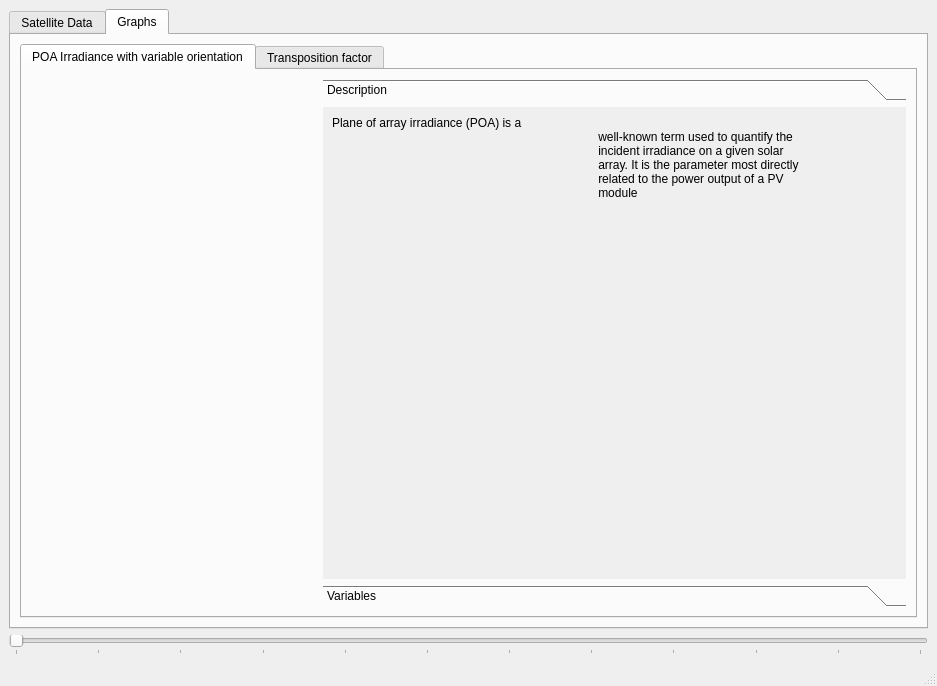
Apoorva64/mauritius-solar-pannel-placement-analysis, file src/visualization/main_window.ui: the form before one commit.
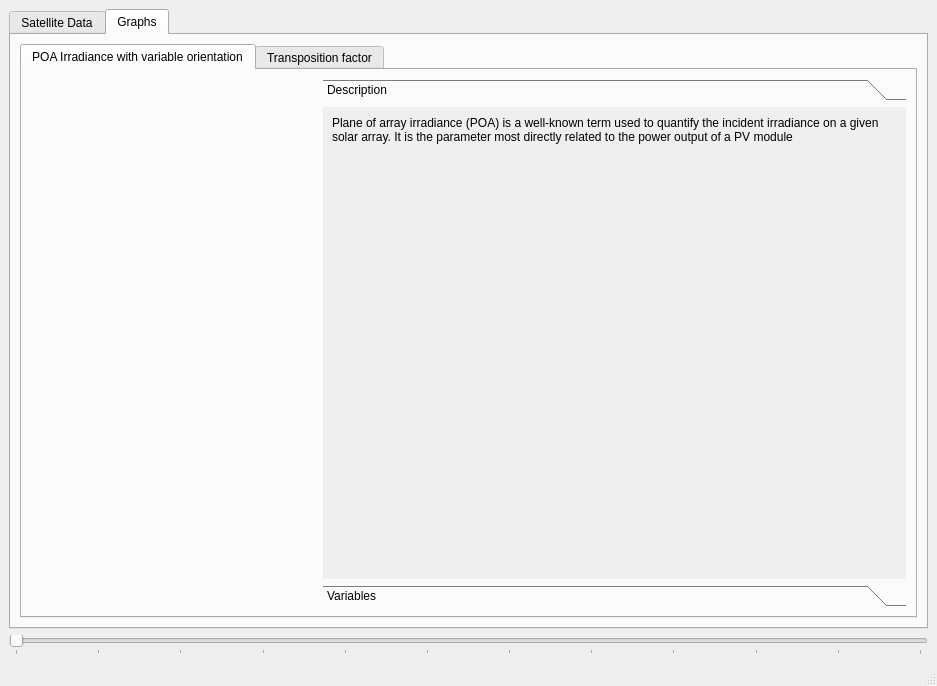
The form after the commit. The open tabs and pages were chosen to show the change. Custom widgets are drawn as their Qt base class.

Commit message: fix: typo in description

Patch:
```diff
--- a/src/visualization/main_window.ui
+++ b/src/visualization/main_window.ui
@@ -283,8 +283,8 @@
                                                                 <rect>
                                                                     <x>0</x>
                                                                     <y>0</y>
-                                                                    <width>82</width>
-                                                                    <height>390</height>
+                 <width>583</width>
+                 <height>415</height>
                                                                 </rect>
                                                             </property>
                                                             <attribute name="label">
@@ -301,12 +301,7 @@
                                                                             </sizepolicy>
                                                                         </property>
                                                                         <property name="text">
-                                                                            <string>Plane of array irradiance (POA) is a
-                                                                                well-known term used to quantify the
-                                                                                incident irradiance on a given solar
-                                                                                array. It is the parameter most directly
-                                                                                related to the power output of a PV
-                                                                                module
+                   <string>Plane of array irradiance (POA) is a well-known term used to quantify the incident irradiance on a given solar array. It is the parameter most directly related to the power output of a PV module
                                                                             </string>
                                                                         </property>
                                                                         <property name="alignment">
```
Left out of the diff: 77 changed lines with no effect on the pictures. Lines whose indentation alone changed are shown as unchanged. The commit also changes 2 other files.
